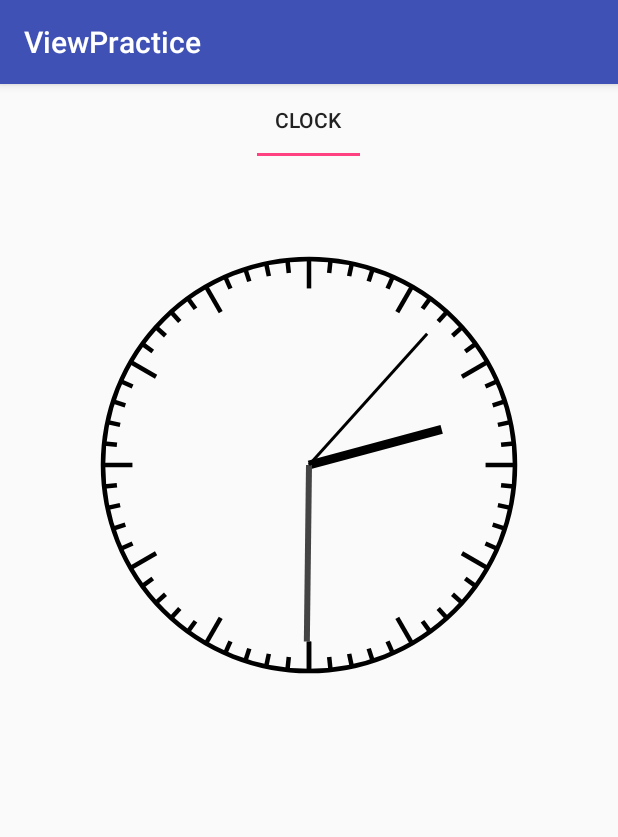
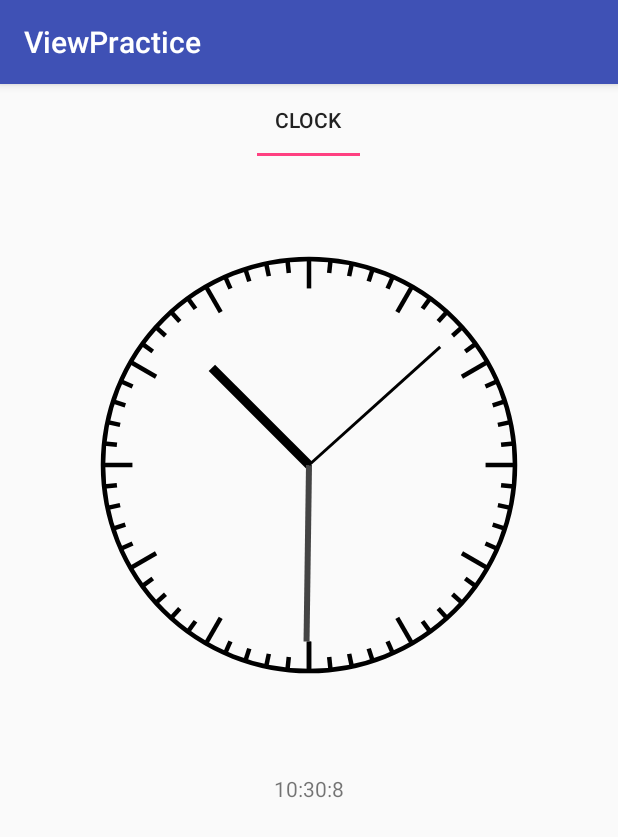
Before and after one commit to CAHsieh/ViewPractice, an Android app: the screen it shows after launch (MainActivity), on a phone screen of 412 x 824 dp. Shown: the top 837 px of the screen. Run offline under Robolectric (Android 15) with nearby library versions, the phone set to English and light mode, and no system bars.

Commit message:
clock view add listener.

```diff
--- a/app/src/main/java/pet/ca/viewpractice/CustomView/TraditionalClock.kt
+++ b/app/src/main/java/pet/ca/viewpractice/CustomView/TraditionalClock.kt
@@ -10,6 +10,8 @@ import pet.ca.viewpractice.Utils
 import java.util.*
 
 class TraditionalClock : View {
+
+    public var timerListener: TimerListener? = null
 
     private val paint: Paint = Paint()
 
@@ -88,7 +90,7 @@ class TraditionalClock : View {
         val hourOffsetDegree = minute / 2f
         canvas.save()
         canvas.translate((measuredWidth / 2).toFloat(), (measuredWidth / 2).toFloat())
-        canvas.rotate((360f - hourBaseDegree) + hourOffsetDegree)
+        canvas.rotate(hourBaseDegree + hourOffsetDegree)
         canvas.drawLine(0f, 0f, 0f, -measuredWidth / 4.5f, paint)
         canvas.restore()
 
@@ -112,6 +114,8 @@ class TraditionalClock : View {
         canvas.rotate(secDegree.toFloat())
         canvas.drawLine(0f, 0f, 0f, -measuredWidth / 3.5f, paint)
         canvas.restore()
+
+        timerListener?.onTimeUpdate(hour, minute, second)
     }
 
     private var running: Boolean = false
@@ -129,4 +133,9 @@ class TraditionalClock : View {
     fun stopClock() {
         running = false
     }
+
+
+    interface TimerListener {
+        fun onTimeUpdate(h: Int, m: Int, s: Int)
+    }
 }
--- a/app/src/main/java/pet/ca/viewpractice/PageFragment.kt
+++ b/app/src/main/java/pet/ca/viewpractice/PageFragment.kt
@@ -1,5 +1,6 @@
 package pet.ca.viewpractice
 
+import android.annotation.SuppressLint
 import android.os.Bundle
 import android.support.annotation.LayoutRes
 import android.support.v4.app.Fragment
@@ -8,6 +9,7 @@ import android.view.View
 import android.view.ViewGroup
 import kotlinx.android.synthetic.main.fragment_view.view.*
 import kotlinx.android.synthetic.main.view_traditional_clock.*
+import pet.ca.viewpractice.CustomView.TraditionalClock
 
 class PageFragment : Fragment() {
 
@@ -48,6 +50,13 @@ class PageFragment : Fragment() {
         when (layoutRes) {
             R.layout.view_traditional_clock -> {
                 traditionalClock.startClock()
+                val timerListener = object : TraditionalClock.TimerListener {
+                    @SuppressLint("SetTextI18n")
+                    override fun onTimeUpdate(h: Int, m: Int, s: Int) {
+                        time.text = h.toString() + ":" + m.toString() + ":" + s.toString()
+                    }
+                }
+                traditionalClock.timerListener = timerListener
             }
 
         }
--- a/app/src/main/res/layout/view_traditional_clock.xml
+++ b/app/src/main/res/layout/view_traditional_clock.xml
@@ -12,4 +12,12 @@
         app:layout_constraintStart_toStartOf="parent"
         app:layout_constraintTop_toTopOf="parent" />
 
+    <TextView
+        android:id="@+id/time"
+        android:layout_width="wrap_content"
+        android:layout_height="wrap_content"
+        app:layout_constraintEnd_toEndOf="parent"
+        app:layout_constraintStart_toStartOf="parent"
+        app:layout_constraintTop_toBottomOf="@id/traditionalClock" />
+
 </android.support.constraint.ConstraintLayout>
```
